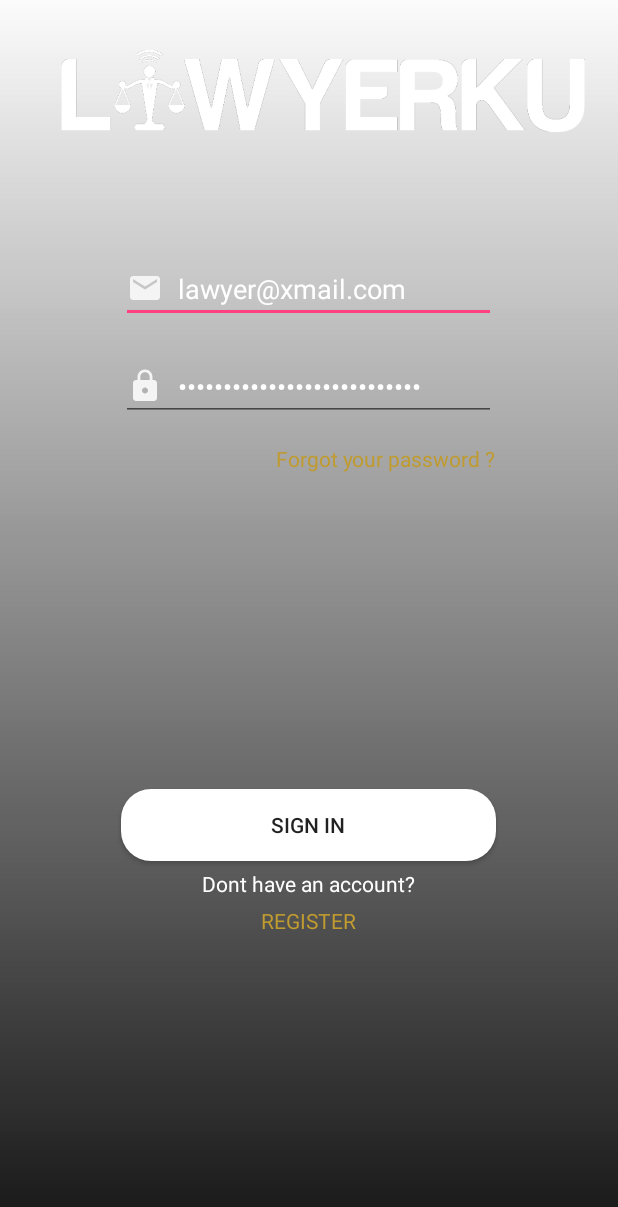
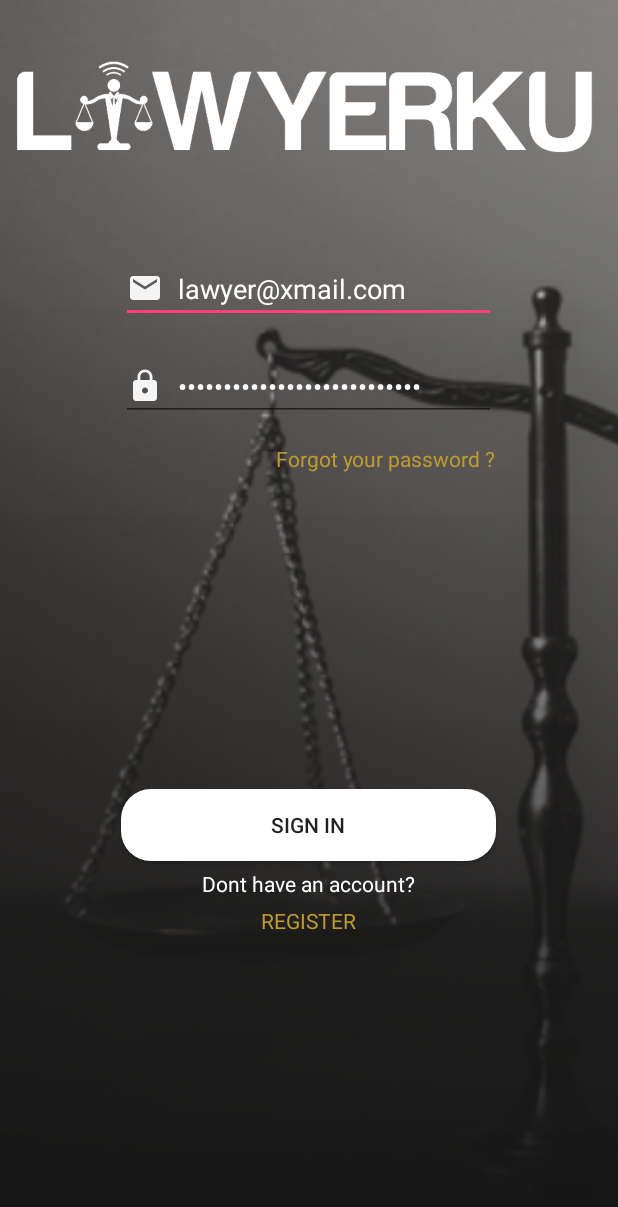
Before and after one commit to sidrive/androidmitra, an Android app: the LoginActivity screen opened directly, with no data from a screen before it, on a phone screen of 412 x 824 dp. Shown: the top 1207 px of the screen. Run offline under Robolectric (Android 15) with nearby library versions, the phone set to English and light mode, and no system bars; our stand-ins replace ButterKnife.

Commit message:
Fix drawable imageview didnt support android api < 24

```diff
--- a/app/src/main/java/lawyerku/android_mitra/MainActivity.java
+++ b/app/src/main/java/lawyerku/android_mitra/MainActivity.java
@@ -81,4 +81,6 @@ public class MainActivity extends AppCompatActivity implements
     public void onPointerCaptureChanged(boolean hasCapture) {
 
     }
+
+
 }
--- a/app/src/main/res/layout/activity_detail_perkara.xml
+++ b/app/src/main/res/layout/activity_detail_perkara.xml
@@ -24,8 +24,8 @@
             <ImageView
                 android:layout_width="match_parent"
                 android:layout_height="wrap_content"
-                android:scaleType="centerCrop"
-                android:src="@drawable/logo_tulisan" />
+                android:scaleType="fitCenter"
+                android:src="@drawable/logotulisan" />
         </android.support.v7.widget.Toolbar>
     </android.support.design.widget.AppBarLayout>
 
--- a/app/src/main/res/layout/activity_inbox.xml
+++ b/app/src/main/res/layout/activity_inbox.xml
@@ -17,8 +17,8 @@
                 android:layout_width="match_parent"
                 android:layout_height="80dp"
                 android:layout_marginTop="10dp"
-                android:scaleType="centerCrop"
-                android:src="@drawable/logo_tulisan"/>
+                android:scaleType="fitCenter"
+                android:src="@drawable/logotulisan"/>
 
 
         </LinearLayout>
--- a/app/src/main/res/layout/activity_login.xml
+++ b/app/src/main/res/layout/activity_login.xml
@@ -6,11 +6,11 @@
         android:layout_width="match_parent"
         android:layout_height="match_parent">
 
-        <!-- <ImageView
+        <ImageView
             android:layout_width="match_parent"
             android:layout_height="match_parent"
-            android:src="@drawable/balance_scale"
-            android:scaleType="centerCrop"/> -->
+            android:src="@drawable/balancescale"
+            android:scaleType="centerCrop"/>
         <ImageView
             android:layout_width="match_parent"
             android:layout_height="match_parent"
@@ -30,8 +30,8 @@
             <ImageView
                 android:layout_width="match_parent"
                 android:layout_height="150dp"
-                android:src="@drawable/logo_tulisan"
-                android:scaleType="centerCrop"/>
+                android:src="@drawable/logotulisan"
+                android:scaleType="fitCenter"/>
         </LinearLayout>
         <LinearLayout
             android:layout_width="match_parent"
--- a/app/src/main/res/layout/activity_main.xml
+++ b/app/src/main/res/layout/activity_main.xml
@@ -18,8 +18,8 @@
                 android:layout_width="match_parent"
                 android:layout_height="80dp"
                 android:layout_marginTop="10dp"
-                android:scaleType="centerCrop"
-                android:src="@drawable/logo_tulisan"/>
+                android:scaleType="fitCenter"
+                android:src="@drawable/logotulisan"/>
 
             <TextView
                 android:layout_width="wrap_content"
--- a/app/src/main/res/layout/activity_registration.xml
+++ b/app/src/main/res/layout/activity_registration.xml
@@ -16,8 +16,8 @@
             <ImageView
                 android:layout_width="match_parent"
                 android:layout_height="100dp"
-                android:src="@drawable/logo_tulisan"
-                android:scaleType="centerCrop"/>
+                android:src="@drawable/logotulisan"
+                android:scaleType="fitCenter"/>
 
             <TextView
                 android:layout_width="wrap_content"
```
Also changed, not shown: app/src/main/res/layout/activity_splash.xml (+4 -4 lines), app/src/main/res/drawable-v24/logo_tulisan.png (deleted), app/src/main/res/drawable/balancescale.png (added), app/src/main/res/drawable/bgsplash.png (renamed from app/src/main/res/drawable-v24/background_splash.png), app/src/main/res/drawable/logotulisan.png (added), app/src/main/res/logotulisan.png (added), 1 other file.
